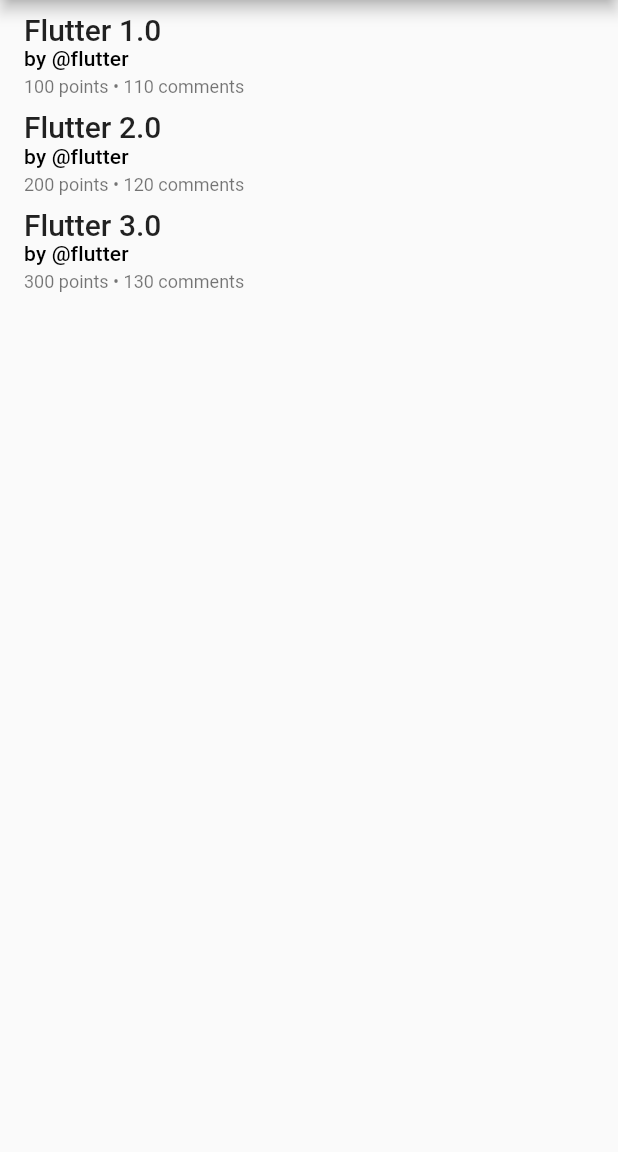
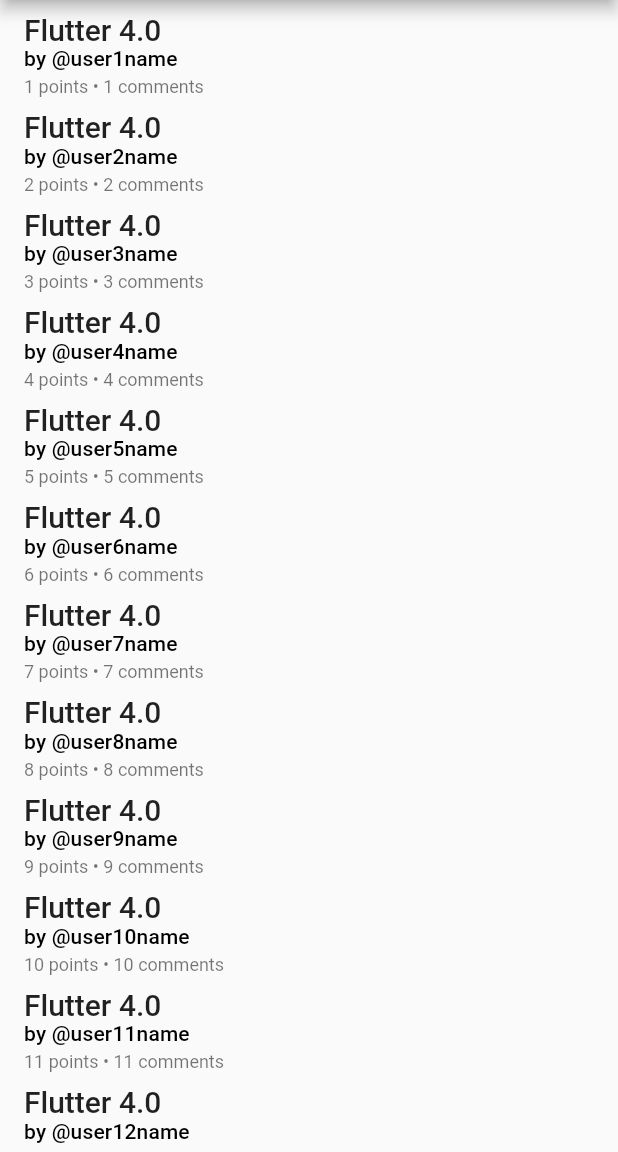
Before and after one commit to vshkl/flutter-news, a Flutter app: the screen it shows after launch, on a phone screen of 412 x 824 dp, the part 84-1236 px from its top. Run offline on Flutter 3.47's test engine with Material 2 defaults, Android fonts, the phone set to English and light mode, and no system bars; our stand-ins replace freezed_annotation.

Commit message:
Pass News mode to NewsRow instead of separate primitives

```diff
--- a/lib/NewsList.dart
+++ b/lib/NewsList.dart
@@ -12,14 +12,14 @@ class NewsList extends StatefulWidget {
 }
 
 class _NewsListState extends State<NewsList> {
-  final _news = <News>[
-    const News(
-        title: 'Flutter 1.0', author: 'flutter', points: 100, comments: 110),
-    const News(
-        title: 'Flutter 2.0', author: 'flutter', points: 200, comments: 120),
-    const News(
-        title: 'Flutter 3.0', author: 'flutter', points: 300, comments: 130),
-  ];
+  final _news = List<News>.generate(
+    10000,
+    ((index) => News(
+        title: 'Flutter 4.0',
+        author: 'user${index + 1}name',
+        points: index + 1,
+        comments: index + 1)),
+  );
 
   @override
   Widget build(BuildContext context) {
@@ -27,13 +27,7 @@ class _NewsListState extends State<NewsList> {
       padding: const EdgeInsets.symmetric(vertical: 8.0, horizontal: 16.0),
       itemCount: _news.length,
       itemBuilder: (context, index) {
-        final news = _news[index];
-        return NewsRow(
-          title: news.title,
-          author: news.author,
-          points: news.points,
-          comments: news.comments,
-        );
+        return NewsRow(news: _news[index]);
       },
       separatorBuilder: (context, index) {
         return const SizedBox(height: 8.0);
--- a/lib/NewsRow.dart
+++ b/lib/NewsRow.dart
@@ -1,17 +1,11 @@
 import 'package:flutter/material.dart';
 
+import 'model/News.dart';
+
 class NewsRow extends StatelessWidget {
-  const NewsRow(
-      {super.key,
-      required this.title,
-      required this.author,
-      required this.points,
-      required this.comments});
+  const NewsRow({super.key, required this.news});
 
-  final String title;
-  final String author;
-  final int points;
-  final int comments;
+  final News news;
 
   @override
   Widget build(BuildContext context) {
@@ -22,16 +16,16 @@ class NewsRow extends StatelessWidget {
           crossAxisAlignment: CrossAxisAlignment.start,
           children: [
             Text(
-              title,
+              news.title,
               style: Theme.of(context).textTheme.titleLarge,
             ),
             Text(
-              'by @$author',
+              'by @${news.author}',
               style: Theme.of(context).textTheme.subtitle2,
             ),
             const SizedBox(height: 4.0),
             Text(
-              '$points points • $comments comments',
+              '${news.points} points • ${news.comments} comments',
               style: Theme.of(context).textTheme.caption,
             ),
           ],
```
